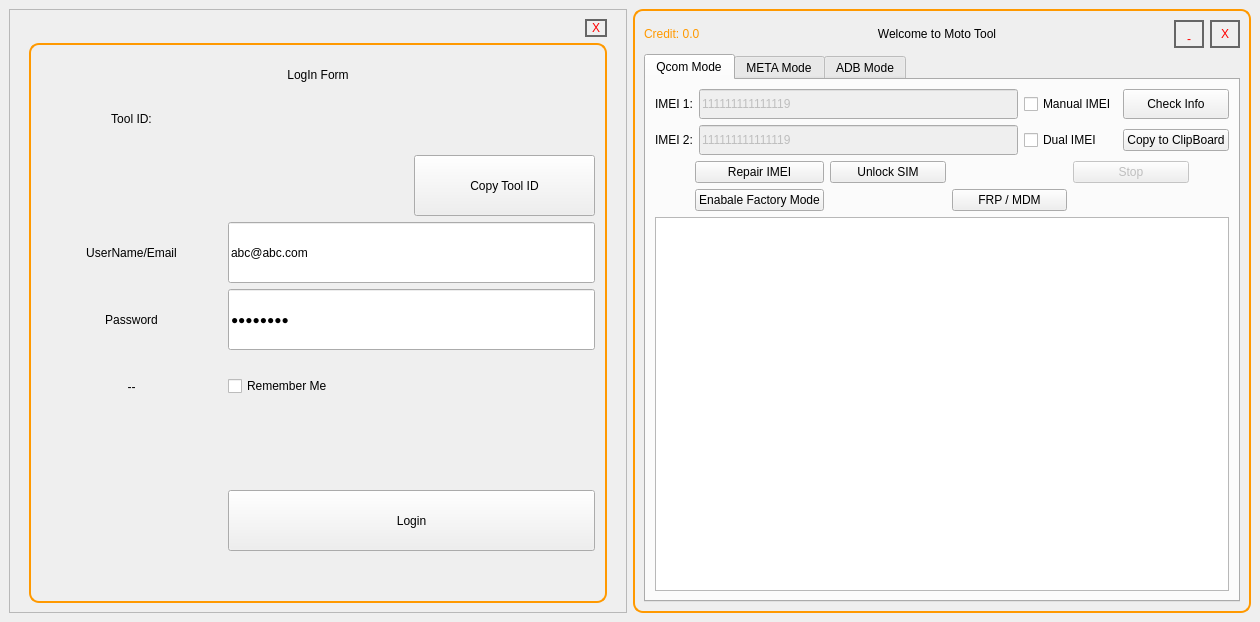
This is mainwindow.ui in Mubshr07/MotoTool_MTK as Qt 5 draws it before an edit. The edited form follows.
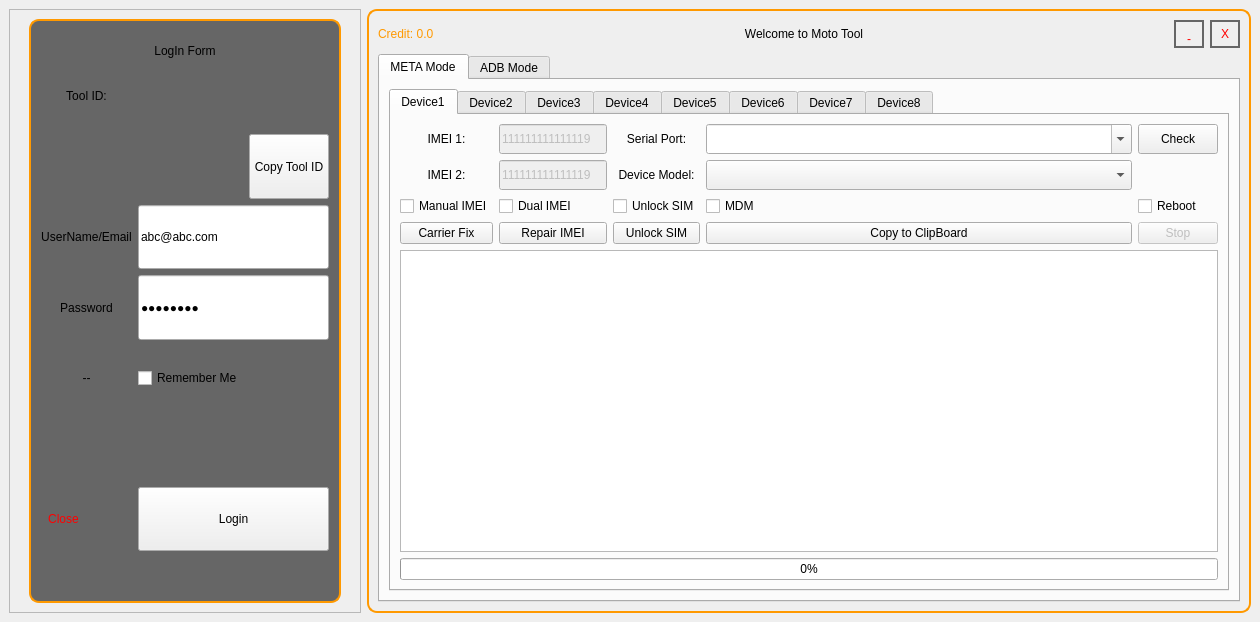
This is the edited form. The open tabs and pages were chosen to show the change. Icons and pictures are not drawn.

The edit to the form file:
```diff
--- a/mainwindow.ui
+++ b/mainwindow.ui
@@ -36,7 +36,9 @@
        </sizepolicy>
       </property>
       <property name="styleSheet">
-       <string notr="true"/>
+       <string notr="true">#loginFrame {   
+	border-image: url(:/pics/logo round.png);
+}</string>
       </property>
       <property name="frameShape">
        <enum>QFrame::StyledPanel</enum>
@@ -63,60 +65,13 @@
        </item>
        <item>
         <layout class="QVBoxLayout" name="verticalLayout_7">
-         <item>
-          <layout class="QHBoxLayout" name="horizontalLayout_3">
-           <item>
-            <spacer name="horizontalSpacer">
-             <property name="orientation">
-              <enum>Qt::Horizontal</enum>
-             </property>
-             <property name="sizeType">
-              <enum>QSizePolicy::Expanding</enum>
-             </property>
-             <property name="sizeHint" stdset="0">
-              <size>
-               <width>10</width>
-               <height>10</height>
-              </size>
-             </property>
-            </spacer>
-           </item>
-           <item>
-            <widget class="QPushButton" name="pb_Close_2">
-             <property name="sizePolicy">
-              <sizepolicy hsizetype="Fixed" vsizetype="Fixed">
-               <horstretch>0</horstretch>
-               <verstretch>0</verstretch>
-              </sizepolicy>
-             </property>
-             <property name="maximumSize">
-              <size>
-               <width>35</width>
-               <height>48</height>
-              </size>
-             </property>
-             <property name="styleSheet">
-              <string notr="true">font:800 26pt &quot;Arial&quot;;
-font: 800 26pt &quot;Tahoma&quot;;
-border: 2px solid #666;
-background-color:transparent;
-color:red;
-padding-left:5px;
-padding-right:5px;
-padding-bottom:0px; </string>
-             </property>
-             <property name="text">
-              <string>X</string>
-             </property>
-            </widget>
-           </item>
-          </layout>
-         </item>
          <item>
           <widget class="QGroupBox" name="loginGroup">
            <property name="styleSheet">
-            <string notr="true">#loginGroup {border:2px solid rgb(255, 153, 0);
-border-radius:10px; 
+            <string notr="true">#loginGroup {
+	border:2px solid rgb(255, 153, 0);
+	border-radius:10px; 
+	background-color: rgba(88, 88, 88, 230); 
 }</string>
            </property>
            <property name="title">
@@ -156,6 +111,19 @@
               </item>
               <item>
                <layout class="QGridLayout" name="gridLayout_3">
+                <item row="4" column="1" colspan="2">
+                 <widget class="QLineEdit" name="txt_UsernameEmail">
+                  <property name="sizePolicy">
+                   <sizepolicy hsizetype="Expanding" vsizetype="Expanding">
+                    <horstretch>0</horstretch>
+                    <verstretch>0</verstretch>
+                   </sizepolicy>
+                  </property>
+                  <property name="text">
+                   <string>abc@abc.com</string>
+                  </property>
+                 </widget>
+                </item>
                 <item row="7" column="0">
                  <widget class="QLabel" name="lbl_loginServerStatus">
                   <property name="sizePolicy">
@@ -172,6 +140,22 @@
                   </property>
                  </widget>
                 </item>
+                <item row="8" column="0">
+                 <widget class="QLabel" name="label_47">
+                  <property name="sizePolicy">
+                   <sizepolicy hsizetype="Preferred" vsizetype="Expanding">
+                    <horstretch>0</horstretch>
+                    <verstretch>0</verstretch>
+                   </sizepolicy>
+                  </property>
+                  <property name="text">
+                   <string/>
+                  </property>
+                  <property name="alignment">
+                   <set>Qt::AlignCenter</set>
+                  </property>
+                 </widget>
+                </item>
                 <item row="5" column="0">
                  <widget class="QLabel" name="label_8">
                   <property name="sizePolicy">
@@ -188,22 +172,6 @@
                   </property>
                  </widget>
                 </item>
-                <item row="9" column="0">
-                 <widget class="QLabel" name="label_48">
-                  <property name="sizePolicy">
-                   <sizepolicy hsizetype="Preferred" vsizetype="Expanding">
-                    <horstretch>0</horstretch>
-                    <verstretch>0</verstretch>
-                   </sizepolicy>
-                  </property>
-                  <property name="text">
-                   <string/>
-                  </property>
-                  <property name="alignment">
-                   <set>Qt::AlignCenter</set>
-                  </property>
-                 </widget>
-                </item>
                 <item row="1" column="2">
                  <widget class="QPushButton" name="pb_CopyUniqueID">
                   <property name="sizePolicy">
@@ -217,19 +185,6 @@
                   </property>
                  </widget>
                 </item>
-                <item row="9" column="1" colspan="2">
-                 <widget class="QPushButton" name="pb_Login">
-                  <property name="sizePolicy">
-                   <sizepolicy hsizetype="Minimum" vsizetype="Expanding">
-                    <horstretch>0</horstretch>
-                    <verstretch>0</verstretch>
-                   </sizepolicy>
-                  </property>
-                  <property name="text">
-                   <string>Login</string>
-                  </property>
-                 </widget>
-                </item>
                 <item row="1" column="0">
                  <widget class="QLabel" name="label_45">
                   <property name="sizePolicy">
@@ -285,6 +240,22 @@
                   </property>
                  </widget>
                 </item>
+                <item row="0" column="1" colspan="2">
+                 <widget class="QLabel" name="lbl_SystemID">
+                  <property name="sizePolicy">
+                   <sizepolicy hsizetype="Preferred" vsizetype="Expanding">
+                    <horstretch>0</horstretch>
+                    <verstretch>0</verstretch>
+                   </sizepolicy>
+                  </property>
+                  <property name="text">
+                   <string/>
+                  </property>
+                  <property name="alignment">
+                   <set>Qt::AlignCenter</set>
+                  </property>
+                 </widget>
+                </item>
                 <item row="5" column="1" colspan="2">
                  <widget class="QLineEdit" name="txt_Password">
                   <property name="sizePolicy">
@@ -301,48 +272,45 @@
                   </property>
                  </widget>
                 </item>
-                <item row="4" column="1" colspan="2">
-                 <widget class="QLineEdit" name="txt_UsernameEmail">
+                <item row="10" column="1" colspan="2">
+                 <widget class="QPushButton" name="pb_Login">
                   <property name="sizePolicy">
-                   <sizepolicy hsizetype="Expanding" vsizetype="Expanding">
+                   <sizepolicy hsizetype="Minimum" vsizetype="Expanding">
                     <horstretch>0</horstretch>
                     <verstretch>0</verstretch>
                    </sizepolicy>
                   </property>
                   <property name="text">
-                   <string>abc@abc.com</string>
+                   <string>Login</string>
                   </property>
                  </widget>
                 </item>
-                <item row="0" column="1" colspan="2">
-                 <widget class="QLabel" name="lbl_SystemID">
+                <item row="10" column="0">
+                 <widget class="QPushButton" name="pb_Close_2">
                   <property name="sizePolicy">
-                   <sizepolicy hsizetype="Preferred" vsizetype="Expanding">
+                   <sizepolicy hsizetype="Fixed" vsizetype="Fixed">
                     <horstretch>0</horstretch>
                     <verstretch>0</verstretch>
                    </sizepolicy>
                   </property>
-                  <property name="text">
-                   <string/>
+                  <property name="maximumSize">
+                   <size>
+                    <width>16777215</width>
+                    <height>16777215</height>
+                   </size>
                   </property>
-                  <property name="alignment">
-                   <set>Qt::AlignCenter</set>
+                  <property name="styleSheet">
+                   <string notr="true">font:800 26pt &quot;Arial&quot;;
+font: 800 14pt &quot;Tahoma&quot;;
+border: 2px solid #666;
+background-color:transparent;
+color:red;
+padding-left:5px;
+padding-right:5px;
+padding-bottom:0px; </string>
                   </property>
-                 </widget>
-                </item>
-                <item row="8" column="0">
-                 <widget class="QLabel" name="label_47">
-                  <property name="sizePolicy">
-                   <sizepolicy hsizetype="Preferred" vsizetype="Expanding">
-                    <horstretch>0</horstretch>
-                    <verstretch>0</verstretch>
-                   </sizepolicy>
-                  </property>
                   <property name="text">
-                   <string/>
-                  </property>
-                  <property name="alignment">
-                   <set>Qt::AlignCenter</set>
+                   <string>Close</string>
                   </property>
                  </widget>
                 </item>
@@ -551,210 +519,8 @@
           </sizepolicy>
          </property>
          <property name="currentIndex">
-          <number>1</number>
+          <number>0</number>
          </property>
-         <widget class="QWidget" name="tab_11">
-          <attribute name="title">
-           <string>Qcom Mode</string>
-          </attribute>
-          <layout class="QVBoxLayout" name="verticalLayout_17">
-           <item>
-            <layout class="QGridLayout" name="gridLayout_6">
-             <item row="0" column="2">
-              <widget class="QCheckBox" name="chk_Manual_IMEI_FRP">
-               <property name="text">
-                <string>Manual IMEI</string>
-               </property>
-              </widget>
-             </item>
-             <item row="1" column="0">
-              <widget class="QLabel" name="label_50">
-               <property name="text">
-                <string>IMEI 2:</string>
-               </property>
-               <property name="alignment">
-                <set>Qt::AlignCenter</set>
-               </property>
-               <property name="wordWrap">
-                <bool>false</bool>
-               </property>
-              </widget>
-             </item>
-             <item row="0" column="1">
-              <widget class="QLineEdit" name="txt_IMEI_1_FRP">
-               <property name="enabled">
-                <bool>false</bool>
-               </property>
-               <property name="minimumSize">
-                <size>
-                 <width>0</width>
-                 <height>30</height>
-                </size>
-               </property>
-               <property name="text">
-                <string>111111111111119</string>
-               </property>
-               <property name="maxLength">
-                <number>15</number>
-               </property>
-              </widget>
-             </item>
-             <item row="1" column="1">
-              <widget class="QLineEdit" name="txt_IMEI_2_FRP">
-               <property name="enabled">
-                <bool>false</bool>
-               </property>
-               <property name="minimumSize">
-                <size>
-                 <width>0</width>
-                 <height>30</height>
-                </size>
-               </property>
-               <property name="text">
-                <string>111111111111119</string>
-               </property>
-               <property name="maxLength">
-                <number>15</number>
-               </property>
-              </widget>
-             </item>
-             <item row="1" column="2">
-              <widget class="QCheckBox" name="chk_Dual_IMEI_FRP">
-               <property name="text">
-                <string>Dual IMEI</string>
-               </property>
-              </widget>
-             </item>
-             <item row="0" column="0">
-              <widget class="QLabel" name="label_51">
-               <property name="text">
-                <string>IMEI 1:</string>
-               </property>
-               <property name="alignment">
-                <set>Qt::AlignCenter</set>
-               </property>
-               <property name="wordWrap">
-                <bool>false</bool>
-               </property>
-              </widget>
-             </item>
-             <item row="0" column="3">
-              <widget class="QPushButton" name="pb_CheckFRP_Devices">
-               <property name="sizePolicy">
-                <sizepolicy hsizetype="Preferred" vsizetype="Preferred">
-                 <horstretch>0</horstretch>
-                 <verstretch>0</verstretch>
-                </sizepolicy>
-               </property>
-               <property name="minimumSize">
-                <size>
-                 <width>0</width>
-                 <height>30</height>
-                </size>
-               </property>
-               <property name="maximumSize">
-                <size>
-                 <width>16777215</width>
-                 <height>45</height>
-                </size>
-               </property>
-               <property name="text">
-                <string>Check Info</string>
-               </property>
-              </widget>
-             </item>
-             <item row="1" column="3">
-              <widget class="QPushButton" name="pb_CopytoClipBoard_FRP">
-               <property name="text">
-                <string>Copy to ClipBoard</string>
-               </property>
-              </widget>
-             </item>
-            </layout>
-           </item>
-           <item>
-            <layout class="QGridLayout" name="gridLayout_8">
-             <item row="0" column="0">
-              <spacer name="horizontalSpacer_12">
-               <property name="orientation">
-                <enum>Qt::Horizontal</enum>
-               </property>
-               <property name="sizeType">
-                <enum>QSizePolicy::Preferred</enum>
-               </property>
-               <property name="sizeHint" stdset="0">
-                <size>
-                 <width>40</width>
-                 <height>20</height>
-                </size>
-               </property>
-              </spacer>
-             </item>
-             <item row="0" column="5">
-              <spacer name="horizontalSpacer_13">
-               <property name="orientation">
-                <enum>Qt::Horizontal</enum>
-               </property>
-               <property name="sizeType">
-                <enum>QSizePolicy::Preferred</enum>
-               </property>
-               <property name="sizeHint" stdset="0">
-                <size>
-                 <width>40</width>
-                 <height>20</height>
-                </size>
-               </property>
-              </spacer>
-             </item>
-             <item row="0" column="2">
-              <widget class="QPushButton" name="pb_unLock_FRP">
-               <property name="text">
-                <string>Unlock SIM</string>
-               </property>
-              </widget>
-             </item>
-             <item row="0" column="4">
-              <widget class="QPushButton" name="pb_Stop_FRP">
-               <property name="enabled">
-                <bool>false</bool>
-               </property>
-               <property name="text">
-                <string>Stop</string>
-               </property>
-              </widget>
-             </item>
-             <item row="0" column="1">
-              <widget class="QPushButton" name="pb_StartRepair_FRP">
-               <property name="text">
-                <string>Repair IMEI</string>
-               </property>
-              </widget>
-             </item>
-             <item row="1" column="1">
-              <widget class="QPushButton" name="pb_StartRepair_FRP_2">
-               <property name="text">
-                <string>Enabale Factory Mode</string>
-               </property>
-              </widget>
-             </item>
-             <item row="1" column="3">
-              <widget class="QPushButton" name="pb_StartRepair_FRP_3">
-               <property name="text">
-                <string>FRP / MDM</string>
-               </property>
-              </widget>
-             </item>
-            </layout>
-           </item>
-           <item>
-            <widget class="QTextBrowser" name="txt_outPut_FRP">
-             <property name="styleSheet">
-              <string notr="true"/>
-             </property>
-            </widget>
-           </item>
-          </layout>
-         </widget>
          <widget class="QWidget" name="tab">
           <attribute name="title">
            <string>META Mode</string>
```
